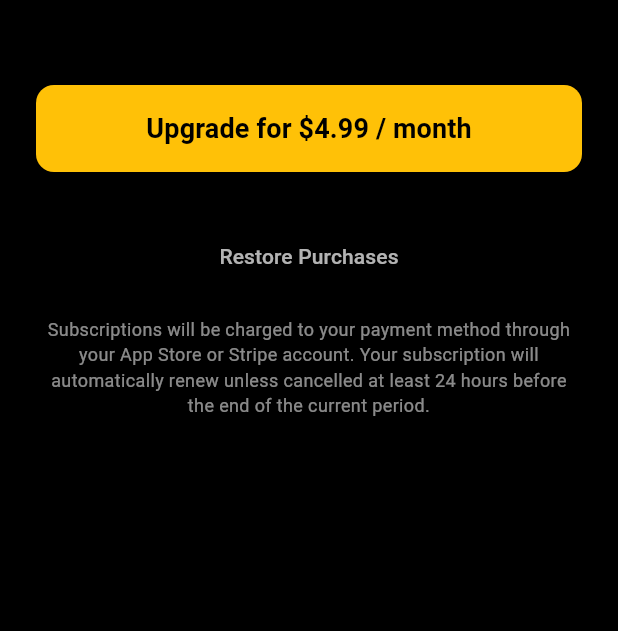
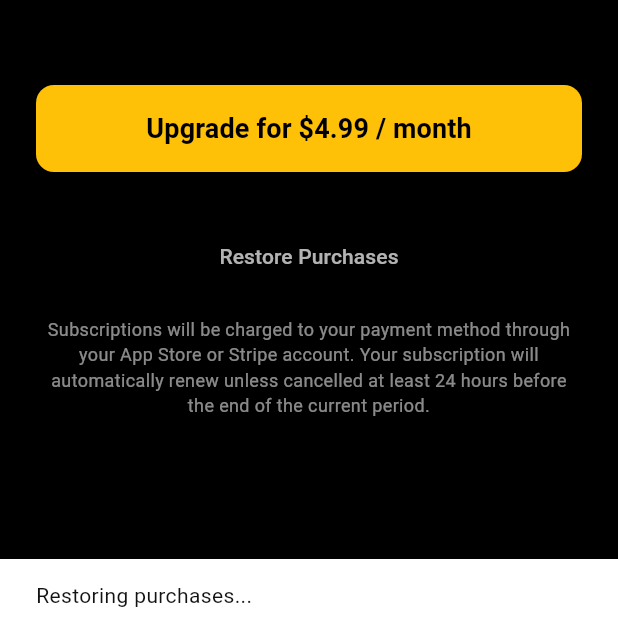
Before and after one commit to RepDuel/RepDuel, a Flutter app: the SubscriptionScreen screen opened by its route, after a tap on "Restore Purchases", on a phone screen of 412 x 824 dp, the part 605-1236 px from its top. Run offline on Flutter 3.47's test engine with Material 3 defaults, Android fonts, the phone set to English and light mode, and no system bars; our stand-ins replace dio, fl_chart, flutter_dotenv, flutter_riverpod, flutter_svg, go_router and 5 more; missing offline and left inert: flutter_stripe, purchases_flutter; accounts and stored records are empty.

Commit message:
feat: Implement Stripe frontend payment flow
- Adds a dedicated subscription screen for upgrades.
- Wires up the StripeService to call the backend and create a checkout session.
- Implements platform-aware Stripe initialization in main.dart and index.html to support web builds.
- Connects paywall triggers to the new subscription screen.

```diff
--- a/frontend/lib/features/premium/screens/subscription_screen.dart
+++ b/frontend/lib/features/premium/screens/subscription_screen.dart
@@ -1,9 +1,62 @@
 // frontend/lib/features/premium/screens/subscription_screen.dart
 
 import 'package:flutter/material.dart';
+import 'package:flutter_riverpod/flutter_riverpod.dart';
+import 'package:repduel/core/providers/iap_provider.dart'; // We'll need this soon for Apple
+import 'package:repduel/core/providers/stripe_provider.dart';
 
-class SubscriptionScreen extends StatelessWidget {
+class SubscriptionScreen extends ConsumerStatefulWidget {
   const SubscriptionScreen({super.key});
+
+  @override
+  ConsumerState<SubscriptionScreen> createState() => _SubscriptionScreenState();
+}
+
+class _SubscriptionScreenState extends ConsumerState<SubscriptionScreen> {
+  bool _isPurchasing = false;
+
+  Future<void> _handlePurchase() async {
+    setState(() => _isPurchasing = true);
+
+    try {
+      // This calls the StripeService you already have
+      await ref.read(stripeServiceProvider).subscribeToPlan(
+        onDisplayError: (error) {
+          if (mounted) {
+            ScaffoldMessenger.of(context).showSnackBar(
+              SnackBar(content: Text(error), backgroundColor: Colors.red),
+            );
+          }
+        },
+      );
+    } finally {
+      // Ensure the loading state is always turned off
+      if (mounted) {
+        setState(() => _isPurchasing = false);
+      }
+    }
+  }
+
+  Future<void> _handleRestore() async {
+    // This is for Apple IAP, but good to have the handler ready
+     ScaffoldMessenger.of(context).showSnackBar(
+      const SnackBar(content: Text("Restoring purchases...")),
+    );
+    try {
+      await ref.read(subscriptionProvider.notifier).restorePurchases();
+      if (mounted) {
+        ScaffoldMessenger.of(context).showSnackBar(
+         const SnackBar(content: Text("Purchases restored successfully!"), backgroundColor: Colors.green),
+        );
+      }
+    } catch (e) {
+       if (mounted) {
+        ScaffoldMessenger.of(context).showSnackBar(
+         SnackBar(content: Text("Restore failed: ${e.toString()}"), backgroundColor: Colors.red),
+        );
+      }
+    }
+  }
 
   @override
   Widget build(BuildContext context) {
@@ -37,12 +90,9 @@ class SubscriptionScreen extends StatelessWidget {
             _buildFeatureRow('Support the development of RepDuel'),
             const SizedBox(height: 48),
 
-            // --- The Purchase Button ---
+            // --- The Purchase Button (Now with loading state) ---
             ElevatedButton(
-              onPressed: () {
-                // TODO: Implement purchase logic for Gold tier
-                print("Gold Tier purchase initiated!");
-              },
+              onPressed: _isPurchasing ? null : _handlePurchase,
               style: ElevatedButton.styleFrom(
                 backgroundColor: Colors.amber,
                 foregroundColor: Colors.black,
@@ -50,11 +100,21 @@ class SubscriptionScreen extends StatelessWidget {
                 shape: RoundedRectangleBorder(
                   borderRadius: BorderRadius.circular(12),
                 ),
+                disabledBackgroundColor: Colors.grey.shade700,
               ),
-              child: const Text(
-                'Upgrade for \$4.99 / month',
-                style: TextStyle(fontSize: 18, fontWeight: FontWeight.bold),
-              ),
+              child: _isPurchasing
+                  ? const SizedBox(
+                      height: 24,
+                      width: 24,
+                      child: CircularProgressIndicator(
+                        color: Colors.black,
+                        strokeWidth: 3,
+                      ),
+                    )
+                  : const Text(
+                      'Upgrade for \$4.99 / month',
+                      style: TextStyle(fontSize: 18, fontWeight: FontWeight.bold),
+                    ),
             ),
             const SizedBox(height: 32),
 
@@ -63,9 +123,7 @@ class SubscriptionScreen extends StatelessWidget {
               mainAxisAlignment: MainAxisAlignment.spaceEvenly,
               children: [
                 TextButton(
-                  onPressed: () {
-                    // TODO: Implement restore purchases logic
-                  },
+                  onPressed: _handleRestore,
                   child: const Text('Restore Purchases', style: TextStyle(color: Colors.white70)),
                 ),
               ],
@@ -82,7 +140,6 @@ class SubscriptionScreen extends StatelessWidget {
     );
   }
 
-  // Helper widget for a feature list item
   Widget _buildFeatureRow(String text) {
     return Padding(
       padding: const EdgeInsets.symmetric(vertical: 8.0),
```
Also changed, not shown: frontend/lib/core/config/env.dart (+20 -0 lines), frontend/lib/core/providers/stripe_provider.dart (+20 -21 lines), frontend/lib/main.dart (+14 -9 lines), 1 other file.
